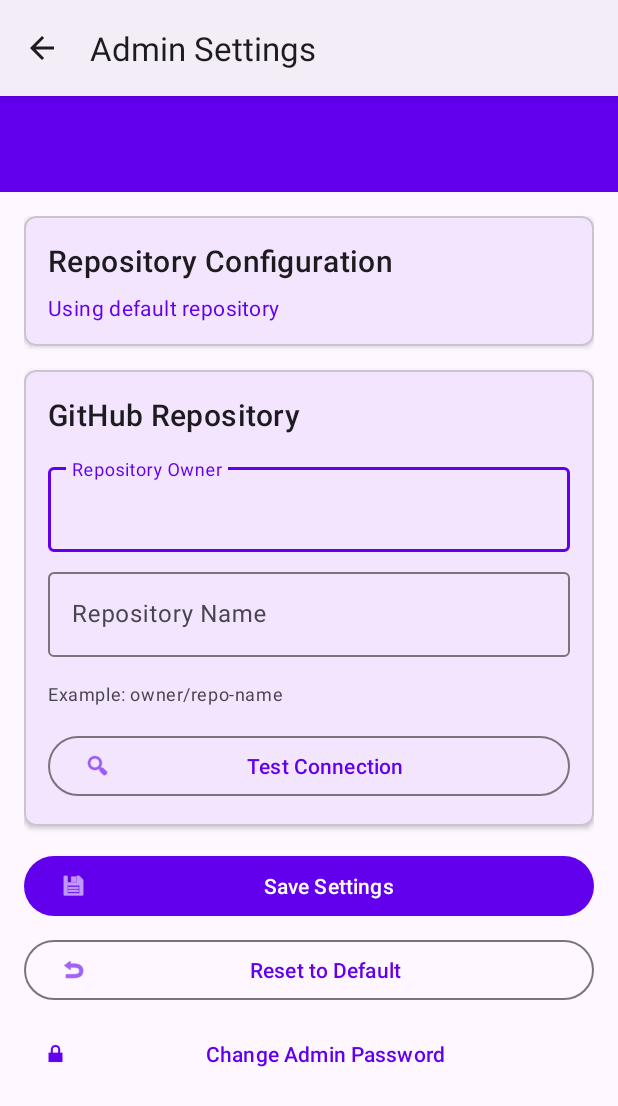
After one commit to zhmura/truckdoc-mobile-all, an Android app: the AdminSettingsActivity screen opened directly, with no data from a screen before it, on a phone screen of 412 x 824 dp. The commit adds this screen. Shown: the top 1106 px of the screen. Run offline under Robolectric (Android 15) with nearby library versions, the phone set to English and light mode, and no system bars; our stand-ins replace Dagger/Hilt's generated code; network calls fail; 1 statement that could not run was skipped.

Commit message:
Add Admin Settings for custom GitHub repository configuration
New Features:
- Admin Settings activity with password protection
- Configure custom GitHub repository (owner/repo)
- Default password: admin123 (SHA-256 hashed)
- Change admin password functionality
- Test connection to verify repo accessibility
- Reset to default repository option

UI Components:
- AdminSettingsActivity: Main admin interface
- Password dialog: Authentication on entry
- Change password dialog: Update admin password
- Menu option in MainActivity: Access admin settings
- About dialog: Show app version

PreferencesManager Enhancements:
- customRepoOwner: GitHub repo owner
- customRepoName: GitHub repo name
- getGitHubRepoConfig(): Returns custom or default repo
- verifyAdminPassword(): SHA-256 password verification
- setAdminPassword(): Update admin password
- hasCustomRepo(): Check if custom configured
- clearCustomRepo(): Reset to default

GitHubUpdateRepository:
- Now uses custom repo if configured
- Falls back to default (zhmura/truckdoc-mobile-all)
- Transparent to rest of app

Use Cases:
✅ Testing from staging repository
✅ Enterprise with private release repo
✅ Development testing with forks
✅ Multiple release channels (stable/beta)

Security:
✅ Password protected access
✅ SHA-256 password hashing
✅ Authentication required each time
✅ Input validation (owner/repo format)
✅ Test connection before saving

Default Configuration:
- Owner: zhmura
- Repo: truckdoc-mobile-all
- Password: admin123 (CHANGE THIS!)

Access: Main menu → Admin Settings → Enter password

Added ADMIN_SETTINGS.md with:
- Complete usage guide
- Use cases and examples
- Security considerations
- Troubleshooting
- API reference

```diff
--- a/app-updater/src/main/AndroidManifest.xml
+++ b/app-updater/src/main/AndroidManifest.xml
@@ -41,6 +41,12 @@
             android:label="@string/settings"
             android:theme="@style/Theme.AppUpdater" />
 
+        <activity
+            android:name=".ui.AdminSettingsActivity"
+            android:exported="false"
+            android:label="Admin Settings"
+            android:theme="@style/Theme.AppUpdater" />
+
         <service
             android:name=".service.UpdateCheckService"
             android:exported="false"
--- /dev/null
+++ b/app-updater/src/main/res/layout/activity_admin_settings.xml
@@ -0,0 +1,175 @@
+<?xml version="1.0" encoding="utf-8"?>
+<androidx.coordinatorlayout.widget.CoordinatorLayout xmlns:android="http://schemas.android.com/apk/res/android"
+    xmlns:app="http://schemas.android.com/apk/res-auto"
+    android:layout_width="match_parent"
+    android:layout_height="match_parent">
+
+    <com.google.android.material.appbar.AppBarLayout
+        android:layout_width="match_parent"
+        android:layout_height="wrap_content">
+
+        <com.google.android.material.appbar.MaterialToolbar
+            android:id="@+id/toolbar"
+            android:layout_width="match_parent"
+            android:layout_height="?attr/actionBarSize"
+            android:background="?attr/colorPrimary"
+            app:titleTextColor="?attr/colorOnPrimary" />
+
+    </com.google.android.material.appbar.AppBarLayout>
+
+    <androidx.core.widget.NestedScrollView
+        android:layout_width="match_parent"
+        android:layout_height="match_parent"
+        app:layout_behavior="@string/appbar_scrolling_view_behavior">
+
+        <LinearLayout
+            android:layout_width="match_parent"
+            android:layout_height="wrap_content"
+            android:orientation="vertical"
+            android:padding="16dp">
+
+            <!-- Info Card -->
+            <com.google.android.material.card.MaterialCardView
+                android:layout_width="match_parent"
+                android:layout_height="wrap_content"
+                android:layout_marginBottom="16dp"
+                app:cardCornerRadius="8dp"
+                app:cardElevation="2dp">
+
+                <LinearLayout
+                    android:layout_width="match_parent"
+                    android:layout_height="wrap_content"
+                    android:orientation="vertical"
+                    android:padding="16dp">
+
+                    <TextView
+                        android:layout_width="wrap_content"
+                        android:layout_height="wrap_content"
+                        android:text="Repository Configuration"
+                        android:textAppearance="?attr/textAppearanceHeadline6"
+                        android:layout_marginBottom="8dp" />
+
+                    <TextView
+                        android:id="@+id/customRepoStatus"
+                        android:layout_width="wrap_content"
+                        android:layout_height="wrap_content"
+                        android:text="Using default repository"
+                        android:textAppearance="?attr/textAppearanceBody2"
+                        android:textColor="?attr/colorPrimary" />
+
+                </LinearLayout>
+
+            </com.google.android.material.card.MaterialCardView>
+
+            <!-- GitHub Repo Settings -->
+            <com.google.android.material.card.MaterialCardView
+                android:layout_width="match_parent"
+                android:layout_height="wrap_content"
+                android:layout_marginBottom="16dp"
+                app:cardCornerRadius="8dp"
+                app:cardElevation="2dp">
+
+                <LinearLayout
+                    android:layout_width="match_parent"
+                    android:layout_height="wrap_content"
+                    android:orientation="vertical"
+                    android:padding="16dp">
+
+                    <TextView
+                        android:layout_width="wrap_content"
+                        android:layout_height="wrap_content"
+                        android:text="GitHub Repository"
+                        android:textAppearance="?attr/textAppearanceHeadline6"
+                        android:layout_marginBottom="16dp" />
+
+                    <com.google.android.material.textfield.TextInputLayout
+                        android:layout_width="match_parent"
+                        android:layout_height="wrap_content"
+                        android:hint="Repository Owner"
+                        android:layout_marginBottom="8dp"
+                        style="@style/Widget.Material3.TextInputLayout.OutlinedBox">
+
+                        <com.google.android.material.textfield.TextInputEditText
+                            android:id="@+id/repoOwnerInput"
+                            android:layout_width="match_parent"
+                            android:layout_height="wrap_content"
+                            android:inputType="text"
+                            android:singleLine="true" />
+
+                    </com.google.android.material.textfield.TextInputLayout>
+
+                    <com.google.android.material.textfield.TextInputLayout
+                        android:layout_width="match_parent"
+                        android:layout_height="wrap_content"
+                        android:hint="Repository Name"
+                        android:layout_marginBottom="16dp"
+                        style="@style/Widget.Material3.TextInputLayout.OutlinedBox">
+
+                        <com.google.android.material.textfield.TextInputEditText
+                            android:id="@+id/repoNameInput"
+                            android:layout_width="match_parent"
+                            android:layout_height="wrap_content"
+                            android:inputType="text"
+                            android:singleLine="true" />
+
+                    </com.google.android.material.textfield.TextInputLayout>
+
+                    <TextView
+                        android:layout_width="wrap_content"
+                        android:layout_height="wrap_content"
+                        android:text="Example: owner/repo-name"
+                        android:textAppearance="?attr/textAppearanceCaption"
+                        android:textColor="?attr/colorOnSurfaceVariant"
+                        android:layout_marginBottom="16dp" />
+
+                    <com.google.android.material.button.MaterialButton
+                        android:id="@+id/testConnectionButton"
+                        android:layout_width="match_parent"
+                        android:layout_height="wrap_content"
+                        android:text="Test Connection"
+                        style="@style/Widget.Material3.Button.OutlinedButton"
+                        app:icon="@android:drawable/ic_menu_search" />
+
+                </LinearLayout>
+
+            </com.google.android.material.card.MaterialCardView>
+
+            <!-- Action Buttons -->
+            <LinearLayout
+                android:layout_width="match_parent"
+                android:layout_height="wrap_content"
+                android:orientation="vertical"
+                android:layout_marginBottom="16dp">
+
+                <com.google.android.material.button.MaterialButton
+                    android:id="@+id/saveButton"
+                    android:layout_width="match_parent"
+                    android:layout_height="wrap_content"
+                    android:layout_marginBottom="8dp"
+                    android:text="Save Settings"
+                    app:icon="@android:drawable/ic_menu_save" />
+
+                <com.google.android.material.button.MaterialButton
+                    android:id="@+id/resetButton"
+                    android:layout_width="match_parent"
+                    android:layout_height="wrap_content"
+                    android:layout_marginBottom="8dp"
+                    android:text="Reset to Default"
+                    style="@style/Widget.Material3.Button.OutlinedButton"
+                    app:icon="@android:drawable/ic_menu_revert" />
+
+                <com.google.android.material.button.MaterialButton
+                    android:id="@+id/changePasswordButton"
+                    android:layout_width="match_parent"
+                    android:layout_height="wrap_content"
+                    android:text="Change Admin Password"
+                    style="@style/Widget.Material3.Button.TextButton"
+                    app:icon="@android:drawable/ic_lock_lock" />
+
+            </LinearLayout>
+
+        </LinearLayout>
+
+    </androidx.core.widget.NestedScrollView>
+
+</androidx.coordinatorlayout.widget.CoordinatorLayout>
```
Also changed, not shown: app-updater/src/main/java/com/sanda/truckdoc/updater/data/repository/GitHubUpdateRepository.kt (+8 -3 lines), app-updater/src/main/java/com/sanda/truckdoc/updater/ui/AdminSettingsActivity.kt (added, +216 -0 lines), app-updater/src/main/java/com/sanda/truckdoc/updater/ui/MainActivity.kt (+35 -0 lines), app-updater/src/main/java/com/sanda/truckdoc/updater/util/PreferencesManager.kt (+77 -0 lines), app-updater/src/main/res/layout/dialog_change_password.xml (added, +55 -0 lines), app-updater/src/main/res/layout/dialog_password.xml (added, +31 -0 lines), app-updater/src/main/res/menu/main_menu.xml (added, +17 -0 lines), 1 other file.
